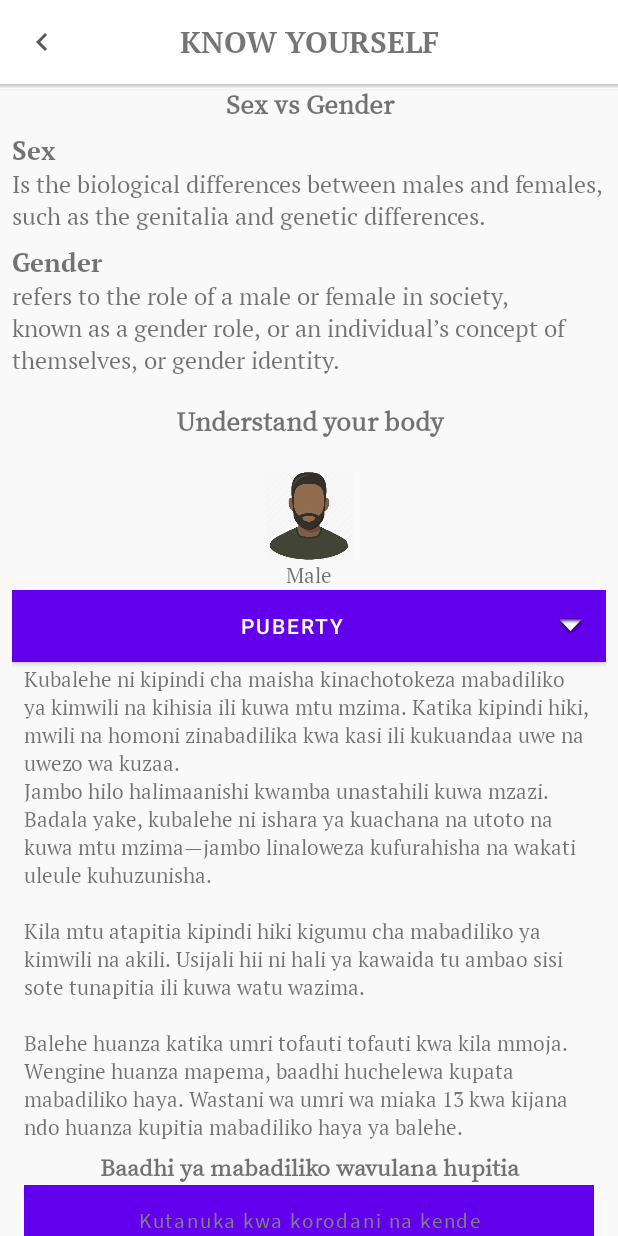
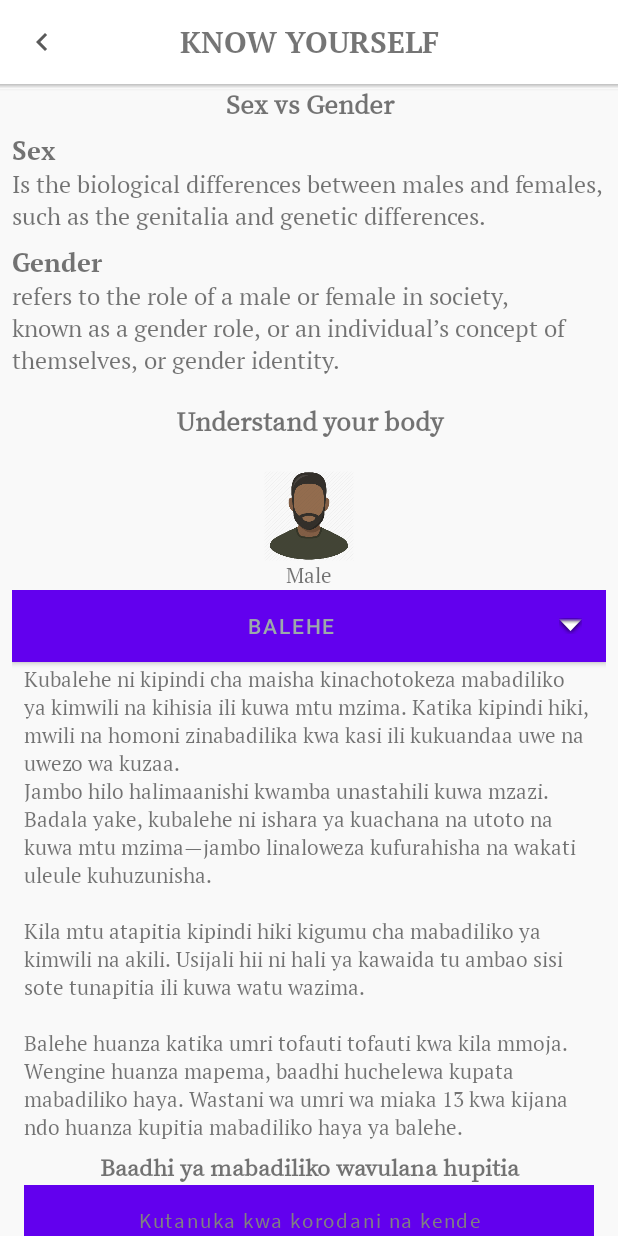
Before and after one commit to mikeypixels/KITAAKONEKT, an Android app: the fragment KnowYourselfFragment placed in its activity, on a phone screen of 412 x 824 dp. Run offline under Robolectric (Android 15) with nearby library versions, the phone set to English and light mode, and no system bars; libraries missing offline, so code that uses them is left out: com.github.aakira.expandablelayout, com.hanks.htextview; plain views replace ExpandableLinearLayout; 17 statements that could not run were skipped.

Commit message:
male puberty changes

```diff
--- a/app/src/main/java/com/justai/aimybox/assistant/fragments/KnowYourselfFragment.kt
+++ b/app/src/main/java/com/justai/aimybox/assistant/fragments/KnowYourselfFragment.kt
@@ -140,10 +140,10 @@ class KnowYourselfFragment : Fragment(), ExitWithAnimation {
 //        }
 
         pubertyText.text = resources.getString(R.string.pubertySwahili)
-        reproductiveOrganText.text = resources.getString(R.string.puberty)
-        semenText.text = resources.getString(R.string.puberty)
-        spermText.text = resources.getString(R.string.puberty)
-        hormonesText.text = resources.getString(R.string.puberty)
+        reproductiveOrganText.text = resources.getString(R.string.maleReproductiveOrgansText)
+        semenText.text = resources.getString(R.string.semensText)
+        spermText.text = resources.getString(R.string.spermText)
+        hormonesText.text = resources.getString(R.string.maleHormonesText)
 
         return view
     }
--- a/app/src/main/res/layout/fragment_know_yourself.xml
+++ b/app/src/main/res/layout/fragment_know_yourself.xml
@@ -162,10 +162,10 @@
 
                         <Button
                             android:drawableRight="@android:drawable/arrow_down_float"
-                            android:text="Puberty"
+                            android:text="Balehe"
                             android:background="@color/lightBlue"
-                            android:backgroundTint="@color/lightblue"
-                            android:textColor="@color/white"
+                            android:backgroundTint="@color/white"
+                            android:textColor="@color/gray"
                             android:layout_width="match_parent"
                             android:layout_height="wrap_content"
                             android:id="@+id/btnPuberty"/>
@@ -451,11 +451,11 @@
 
                         <Button
                             android:drawableRight="@android:drawable/arrow_down_float"
-                            android:text="Reproductive organs"
+                            android:text="Viungo vya uzazi"
                             android:layout_below="@id/pubertyLayout"
                             android:background="@color/lightBlue"
-                            android:backgroundTint="@color/lightBlue2"
-                            android:textColor="@color/white"
+                            android:backgroundTint="@color/white"
+                            android:textColor="@color/gray"
                             android:layout_width="match_parent"
                             android:layout_height="wrap_content"
                             android:id="@+id/btnReproductiveOrgans"/>
@@ -473,17 +473,18 @@
                                 android:id="@+id/reproductiveOrganText"
                                 android:layout_width="match_parent"
                                 android:layout_height="wrap_content"
+                                android:text="@string/maleReproductiveOrgansText"
                                 android:fontFamily="@font/pt_serif_regular"/>
 
                         </com.github.aakira.expandablelayout.ExpandableLinearLayout>
 
                         <Button
                             android:drawableRight="@android:drawable/arrow_down_float"
-                            android:text="Semen"
+                            android:text="Shahawa"
                             android:layout_below="@id/reproductiveOrgansLayout"
                             android:background="@color/lightBlue"
-                            android:backgroundTint="@color/lightBlue"
-                            android:textColor="@color/white"
+                            android:backgroundTint="@color/white"
+                            android:textColor="@color/gray"
                             android:layout_width="match_parent"
                             android:layout_height="wrap_content"
                             android:id="@+id/btnSemen"/>
@@ -507,11 +508,11 @@
 
                         <Button
                             android:drawableRight="@android:drawable/arrow_down_float"
-                            android:text="Sperm"
+                            android:text="Manii"
                             android:layout_below="@id/semenLayout"
                             android:background="@color/lightBlue"
-                            android:backgroundTint="@color/lightBlue2"
-                            android:textColor="@color/white"
+                            android:backgroundTint="@color/white"
+                            android:textColor="@color/gray"
                             android:layout_width="match_parent"
                             android:layout_height="wrap_content"
                             android:id="@+id/btnSperm"/>
@@ -535,11 +536,11 @@
 
                         <Button
                             android:drawableRight="@android:drawable/arrow_down_float"
-                            android:text="Hormones"
+                            android:text="Homoni"
                             android:layout_below="@id/spermLayout"
                             android:background="@color/lightBlue"
-                            android:backgroundTint="@color/lightBlue"
-                            android:textColor="@color/white"
+                            android:backgroundTint="@color/white"
+                            android:textColor="@color/gray"
                             android:layout_width="match_parent"
                             android:layout_height="wrap_content"
                             android:id="@+id/btnHormones"/>
--- a/app/src/main/res/values/strings.xml
+++ b/app/src/main/res/values/strings.xml
@@ -21,7 +21,8 @@
         Virusi vya ukimwi na Maradhi ya zinaa ni magonjwa ya maambukizi zaidi ya 25 ambayo kimsingi husambazwa kutoka mtu mmoja hadi mwingine kwa kujamiiana. Bofya kitufe kujua zaidi…
     </string>
 
-    //Balehe/Pubert strings
+    //******************************************  Balehe/Pubert strings  *********************************************
+
     <string name="puberty">I want to mention something for people like me reaching this page because of Android Studio.\n In AS when you extract a string using the IDEs tool, it automatically strips newline characters. You can just manually add them back in and it will work fine. \nNot sure why it does this.</string>
     <string name="pubertySwahili">Kubalehe ni kipindi cha maisha kinachotokeza mabadiliko ya kimwili na kihisia ili kuwa mtu mzima. Katika kipindi hiki, mwili na homoni zinabadilika kwa kasi ili kukuandaa uwe na uwezo wa kuzaa.\nJambo hilo halimaanishi kwamba unastahili kuwa mzazi. Badala yake, kubalehe ni ishara ya kuachana na utoto na kuwa mtu mzima—jambo linaloweza kufurahisha na wakati uleule kuhuzunisha.
     \n\nKila mtu atapitia kipindi hiki kigumu cha mabadiliko ya kimwili na akili.
@@ -70,6 +71,42 @@
         Katika kipindi hiki cha ukuaji wa haraka, zoloto (larynx) na koo la sauti pia huanza kukua na kuongezeka kwa wavulana. Kabla ya koo la sauti kufifikia ukubwa wa saizi ya mtu mzima, wavulana huanza kutoa sauti iliyokauka.
         Lakini mara tu baada ya koo la sauti kufikia saizi ya ukubwa wa koo la mtu mzima, wavulana huanza kutoa sauti zao za kiume za uhasilia.
         \n\nWavulana wengi hujisikia aibu kutokana na mabadiliko ya sauti zao na sauti ya kukatika kukatika ambayo hutoa. Ni jambo ama mchakato wa kawaida tu wala huauhitaji kuwa na wasiwasi. Mara tu unapokuwa mtu mzima na kitendo cha ukuaji hukamilika, na utapata sauti yako ya ki utu uzima.
+    </string>
+
+    //********** Male reproductive Organs Shahawa kawaida ni mchanganyiko wa maji maji (ute) unaotengenezwa na tezi dume na mbegu za kiume (manii).
+    <string name="maleReproductiveOrgansText">
+        Viungo vya uzazi ni viungo ambavyo vipo katika miili yetu na husaidia katika mchakato mzima wa uzazi. Kwa vile viungo hivi hutumika katika utendaji wa ngono kwa jina jingine huitwa pia viungo vya ngono.
+        \n\nKwa wavulana, viungo hivi hujumuisha vya ndani na nje ya mwili.
+        \n\nViungo hivi vinajumuisha:-
+    </string>
+
+    //********** Semens
+    <string name="semensText">
+        Shahawa kwa kawaida ni mchanganyiko wa maji maji (ute) unaotengenezwa na tezi dume na mbegu za kiume (manii).
+        \n\nRangi yake huwa ni nyeupe na huonekana katika hali ya ukamasi yaani utelezi.
+        \n\nKwa wanaume ambao wamefanya upasuaji wa kufunga vizazi vyao, wenyewe watakuwa na uwezo wa kutoa/kumwaga shahawa pia isipokua shahawa zao hazitakuwa na mbegu ndani.
+        Kwahiyo kukosa uwezo wa kuzalisha kabisa.
+    </string>
+
+    //********** Sperm
+    <string name="spermText">
+        Manii ni ute mweupe unaotoka kwenye uume wa mvulana wenye mbegu za uzazi.
+        \nWavulana huanza kutengeneza/kuzalisha manii baada ya kuingia kubalehe.
+        \n\nKende huzalisha hadi mbegu 120 za kiume (manii) kwa siku. Mbegu nyingi kati ya hizo huhifadhiwa katika mrija wa mbegu za kiume.
+        Zinaweza kuhifadhiwa eneo hili bila kupoteza rutuba yake ya uzalishaji kwa kipindi hadi cha mwezi mmoja.
+        Manii hizi pindi zikiwa zinahifadhiwa katika mrija huu huwa hazina uwezo wa kuzalisha na katika hatua hii huitwa spematozoa.
+        Zinakuwa na uwezo wa kutembea na kuanza kufanya kazi mara tu baada ya kumwaga na zinakuwa na uwezo wa kuzalisha pindi zikikutana na yai la kike.
+        \n\nManii huweza kuishi ndani ya uke wa mwanamke na kubaki na uwezo wake wa kuzalisha hadi kufikia masaa 48.
+        \n\nManii zenye afya nzuri huweza kusafiri kwa mwendokasi wa 1-4 milimita kwa dakika kwenye hali ya umaji maji.
+        \n\nManii/mbegu moja tu kwa kawaida ndo huweza kuingia katika yai la kike.
+    </string>
+
+    //********** Semens
+    <string name="maleHormonesText">
+       Homoni ni kemikali zinazotolewa na tezi za mwili na kusafiri kupitia mfumo wa mzunguko wa damu hadi ogani za mwili na hudhibitiwa na ubongo.
+        \n\nHomoni ndizo zinazo shawishi tabia, hali, na mabadiliko ya mwili.
+        \n\nKuna homoni nyingi katika mwili wetu.
+        \nBaadhi yake ni maalum katika uwajibikaji wa sifa za kiume na utengenezaji wa manii.
     </string>
 
 
```
